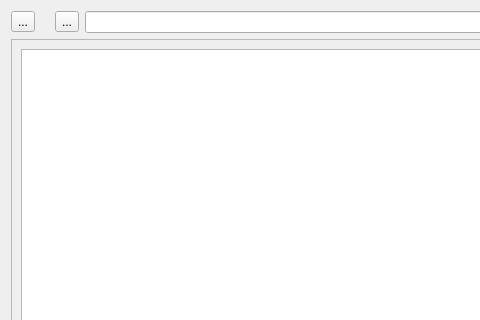
First picture: the form in files_3.ui, repository aumanimationstudios/Files, before the edit; both pictures show x 0 to 480 and y 0 to 320 of the 1309 by 684 pixel window.
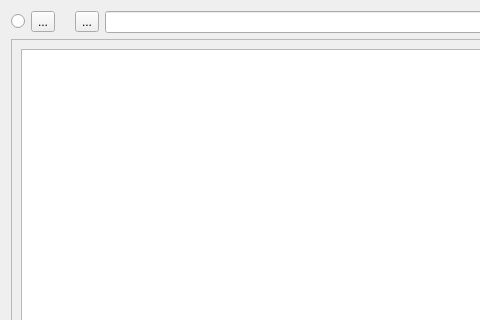
Second picture: the form after the edit.

Diff of the .ui file:
```diff
--- a/files_3.ui
+++ b/files_3.ui
@@ -25,6 +25,13 @@
      <property name="sizeConstraint">
       <enum>QLayout::SetDefaultConstraint</enum>
      </property>
+     <item>
+      <widget class="QRadioButton" name="themeButton">
+       <property name="text">
+        <string/>
+       </property>
+      </widget>
+     </item>
      <item>
       <widget class="QToolButton" name="changeViewButt">
        <property name="focusPolicy">
```
